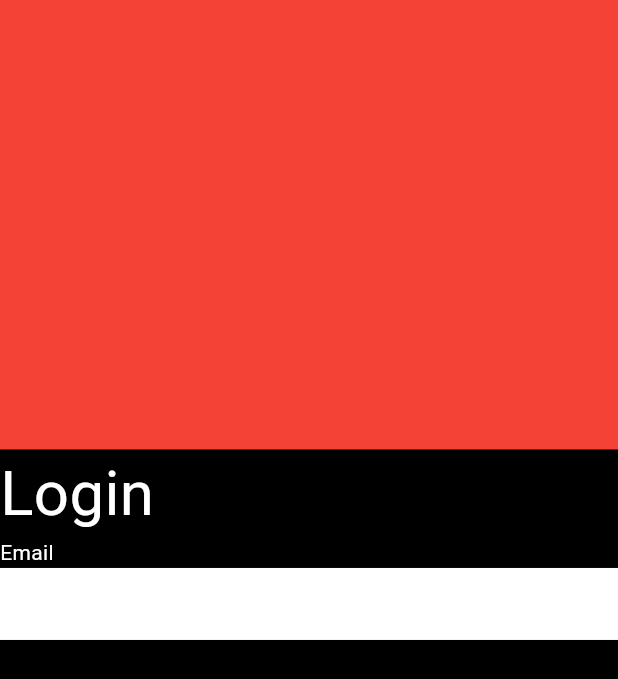
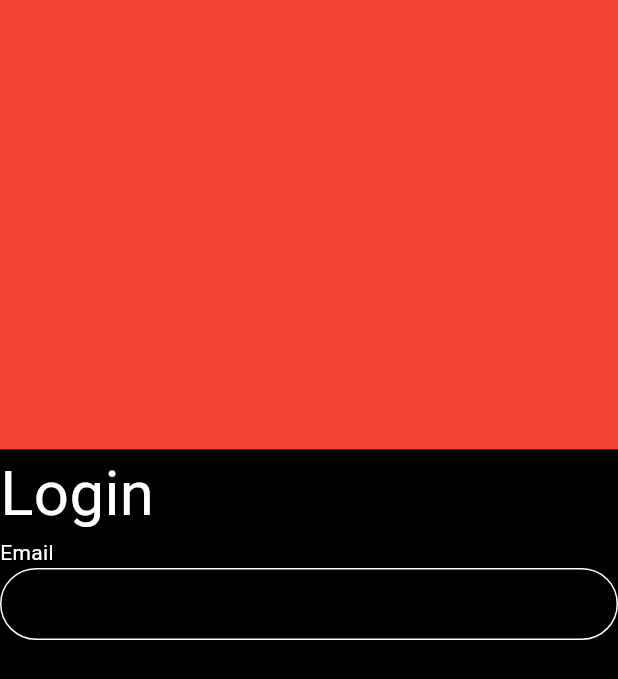
Before and after one commit to ghayurcodes/ui_design, a Flutter app: the screen it shows after launch, on a phone screen of 412 x 824 dp. Shown: the top 679 px of the screen. Run offline on Flutter 3.47's test engine with Material 3 defaults, Android fonts, the phone set to English and light mode, and no system bars; our stand-ins replace blurrycontainer, carousel_slider, google_fonts, google_nav_bar, line_icons, loading_indicator and 1 more; missing offline and left inert: swipeable_tile.

Commit message:
Update project2.dart

```diff
--- a/lib/login-signup-ui/project2.dart
+++ b/lib/login-signup-ui/project2.dart
@@ -10,6 +10,7 @@ class login extends StatelessWidget {
 
     return Scaffold(
       backgroundColor: Colors.black,
+      resizeToAvoidBottomInset: false ,
     body: Center(
     child: Container(
         width:_width,
@@ -52,15 +53,21 @@ class login extends StatelessWidget {
 
 custom_feild(){
   return TextField(
+    cursorColor: Colors.white,
     decoration: InputDecoration(
       border: InputBorder.none,
       contentPadding: EdgeInsets.all(5),
-      filled: true,
-      fillColor: Colors.white
-
+      enabledBorder: OutlineInputBorder(
+        borderRadius: BorderRadius.circular(25),
+        borderSide: BorderSide(
+            color: Colors.white),
+      ),
+      focusedBorder: OutlineInputBorder(
+        borderRadius: BorderRadius.circular(25),
+        borderSide: BorderSide(
+            color: Colors.white,),
+      ),
     ),
     maxLines: 1,
-    expands: false,
-
   );
 }
```
